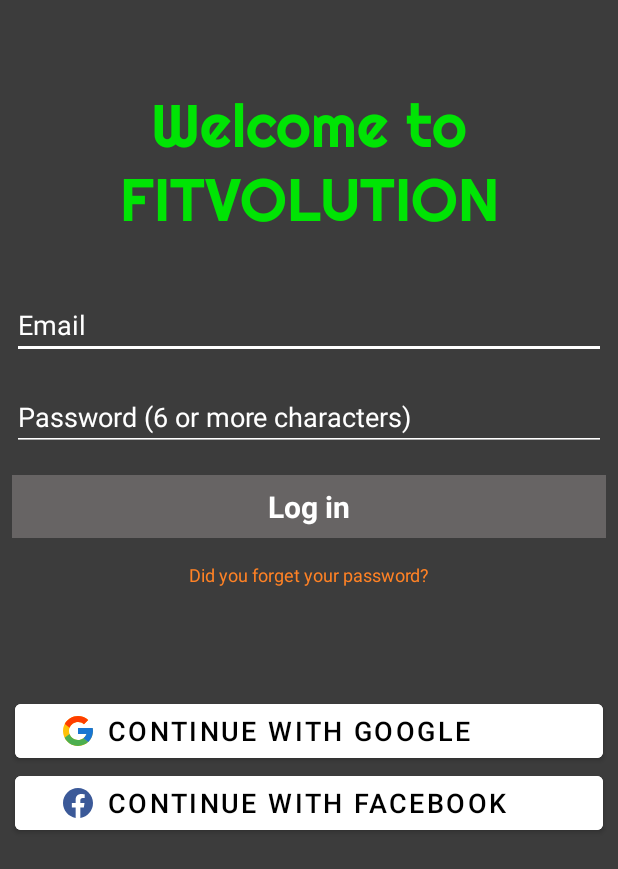
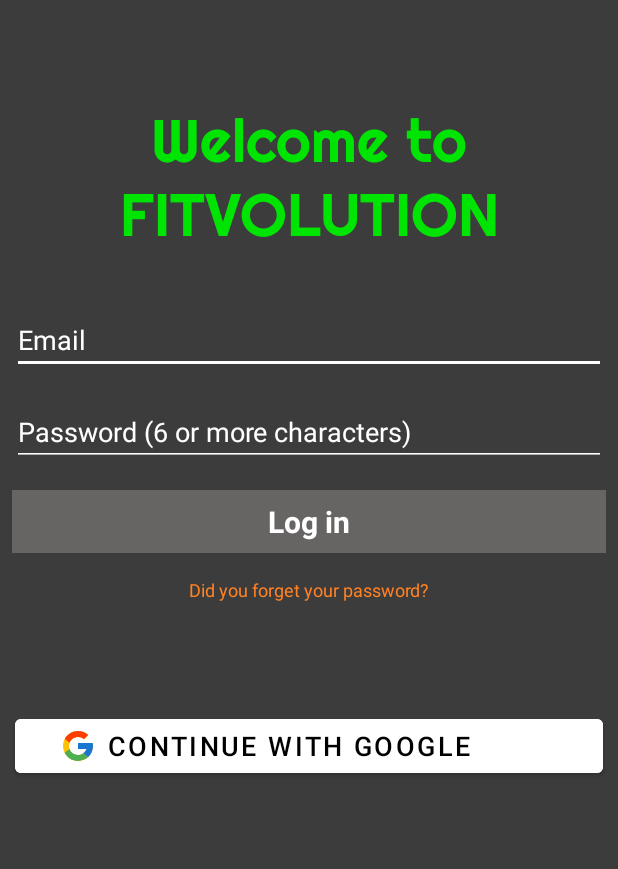
Before and after one commit to hector11tc/Fitvolution, an Android app: the screen it shows after launch (LoginActivity), on a phone screen of 412 x 824 dp. Shown: the top 869 px of the screen. Run offline under Robolectric (Android 15) with nearby library versions, the light colour scheme and no system bars; our stand-ins replace Firebase (no records; nobody signed in at launch, a user with empty details on screens opened directly).

Commit message:
boton de facebook eliminado

```diff
--- a/app/src/main/res/layout/activity_login.xml
+++ b/app/src/main/res/layout/activity_login.xml
@@ -12,7 +12,7 @@
     <TextView
         android:id="@+id/txtWelcome"
         style="@style/viewCustom"
-        android:paddingTop="50dp"
+        android:paddingTop="60dp"
         android:gravity="center_horizontal"
         android:text="@string/welcome"
         android:textSize="40sp"
@@ -102,18 +102,4 @@
         android:paddingLeft="30dp"
         android:onClick="callSignInGoogle"/>
 
-    <Button
-        android:id="@+id/btSignFacebook"
-        android:layout_width="match_parent"
-        android:layout_height="wrap_content"
-        android:layout_marginLeft="10dp"
-        android:layout_marginRight="10dp"
-        android:backgroundTint="@color/white"
-        android:drawableLeft="@drawable/ic_facebook"
-        android:text="@string/facebook"
-        android:textAlignment="textStart"
-        android:textColor="@color/black"
-        android:textSize="18sp"
-        android:paddingLeft="30dp"/>
-
 </LinearLayout>
```
